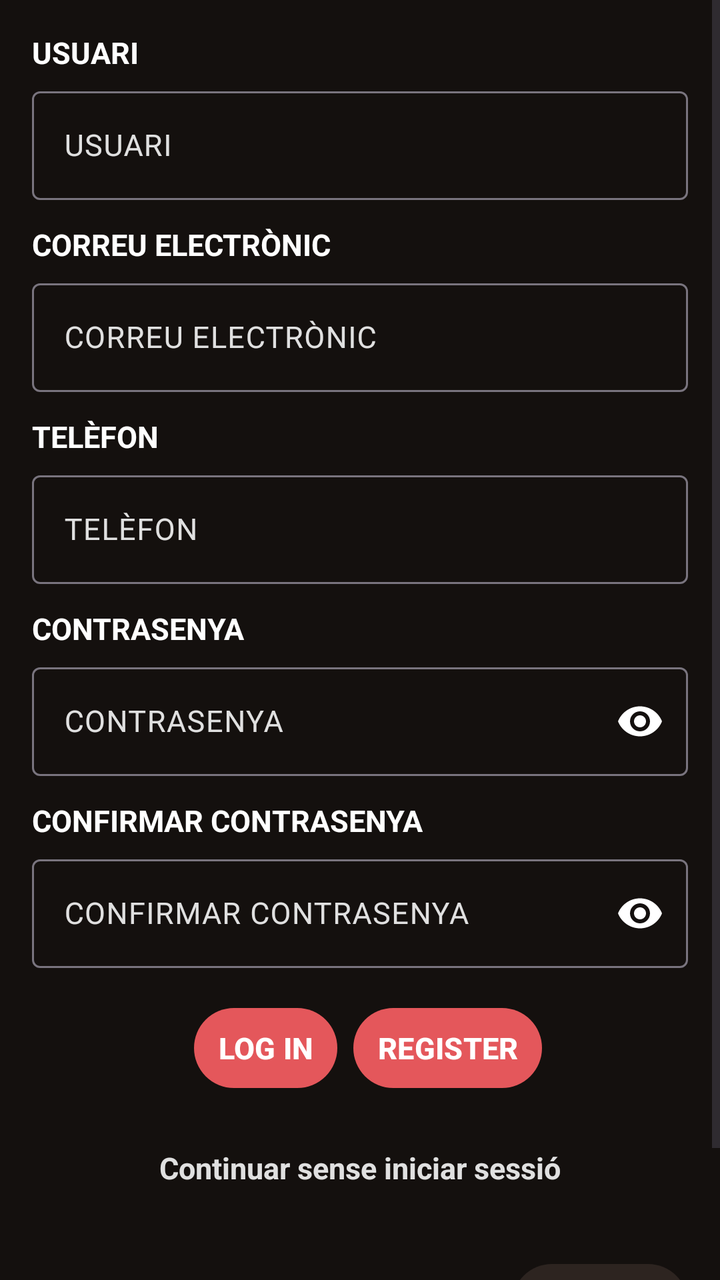
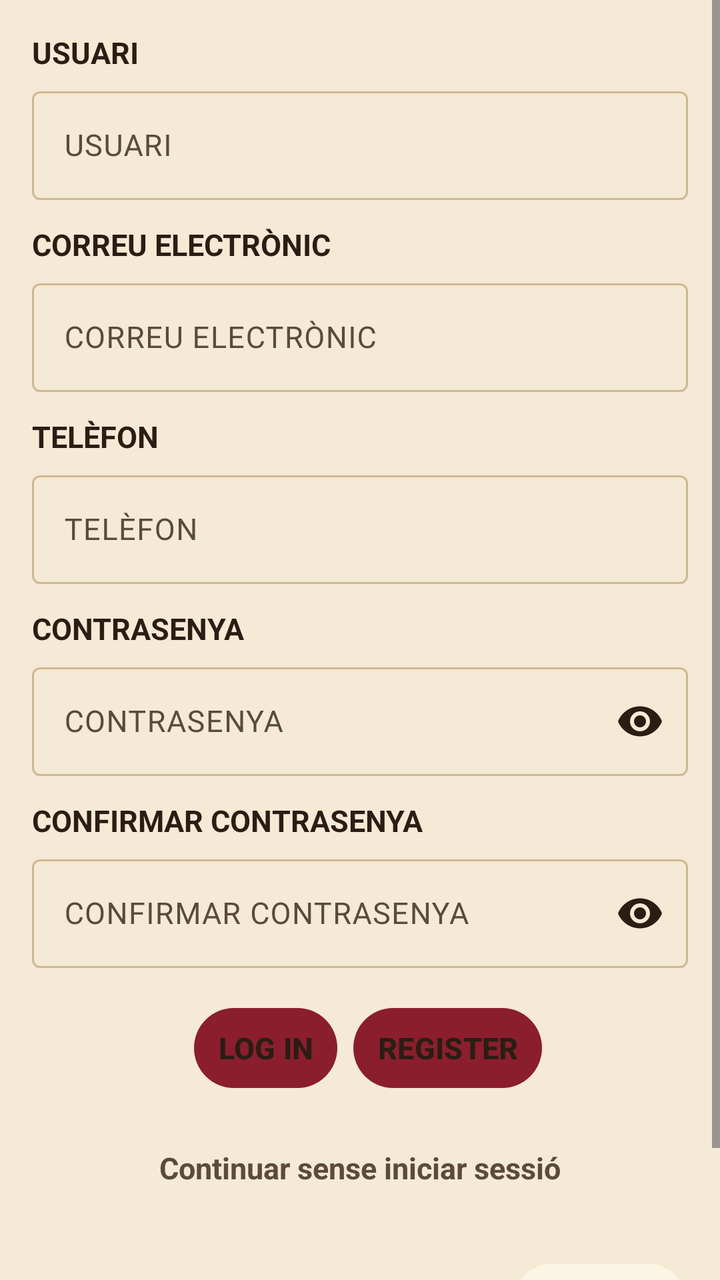

The first picture is an Android layout as it rendered before a commit; the second is the same layout after the commit. The layout source and the unified diff follow.
<!-- AndroidManifest.xml: application theme Theme.DnDiceCompanion -->
<!-- res/layout/register.xml -->
<?xml version="1.0" encoding="utf-8"?>
<ScrollView xmlns:android="http://schemas.android.com/apk/res/android"
    xmlns:app="http://schemas.android.com/apk/res-auto"
    android:id="@+id/scroll_register"
    android:layout_width="match_parent"
    android:layout_height="match_parent"
    android:background="@color/backgroud"
    android:fillViewport="true">

    <LinearLayout
        android:id="@+id/main_register"
        android:layout_width="match_parent"
        android:layout_height="wrap_content"
        android:orientation="vertical"
        android:gravity="center"
        android:padding="16dp">

        <TextView
            android:id="@+id/lbl_usuari"
            android:layout_width="match_parent"
            android:layout_height="wrap_content"
            android:textSize="15sp"
            android:textStyle="bold"
            android:textColor="@color/colorText"
            android:layout_marginBottom="4dp"
            android:labelFor="@+id/et_usuari"
            android:text="@string/user" />

        <com.google.android.material.textfield.TextInputLayout
            android:id="@+id/til_usuari"
            android:layout_width="match_parent"
            android:layout_height="wrap_content"
            android:layout_marginBottom="12dp"
            android:hint="@string/user"
            android:textColorHint="@color/textSecundari"
            app:hintTextColor="@color/colorText">

            <com.google.android.material.textfield.TextInputEditText
                android:id="@+id/et_usuari"
                android:layout_width="match_parent"
                android:layout_height="wrap_content"
                android:inputType="textPersonName"
                android:textColor="@color/colorText"
                android:textSize="15sp" />

        </com.google.android.material.textfield.TextInputLayout>

        <TextView
            android:id="@+id/lbl_email"
            android:layout_width="match_parent"
            android:layout_height="wrap_content"
            android:textSize="15sp"
            android:textStyle="bold"
            android:textColor="@color/colorText"
            android:layout_marginBottom="4dp"
            android:labelFor="@+id/et_email"
            android:text="@string/email" />

        <com.google.android.material.textfield.TextInputLayout
            android:id="@+id/til_email"
            android:layout_width="match_parent"
            android:layout_height="wrap_content"
            android:layout_marginBottom="12dp"
            android:hint="@string/email"
            android:textColorHint="@color/textSecundari"
            app:hintTextColor="@color/colorText">

            <com.google.android.material.textfield.TextInputEditText
                android:id="@+id/et_email"
                android:layout_width="match_parent"
                android:layout_height="wrap_content"
                android:inputType="textEmailAddress"
                android:textColor="@color/colorText"
                android:textSize="15sp" />

        </com.google.android.material.textfield.TextInputLayout>

        <TextView
            android:id="@+id/lbl_telefon"
            android:layout_width="match_parent"
            android:layout_height="wrap_content"
            android:textSize="15sp"
            android:textStyle="bold"
            android:textColor="@color/colorText"
            android:layout_marginBottom="4dp"
            android:labelFor="@+id/et_telefon"
            android:text="@string/phone" />

        <com.google.android.material.textfield.TextInputLayout
            android:id="@+id/til_telefon"
            android:layout_width="match_parent"
            android:layout_height="wrap_content"
            android:layout_marginBottom="12dp"
            android:hint="@string/phone"
            android:textColorHint="@color/textSecundari"
            app:hintTextColor="@color/colorText">

            <com.google.android.material.textfield.TextInputEditText
                android:id="@+id/et_telefon"
                android:layout_width="match_parent"
                android:layout_height="wrap_content"
                android:inputType="phone"
                android:textColor="@color/colorText"
                android:textSize="15sp" />

        </com.google.android.material.textfield.TextInputLayout>

        <TextView
            android:id="@+id/lbl_contrasenya"
            android:layout_width="match_parent"
            android:layout_height="wrap_content"
            android:textSize="15sp"
            android:textStyle="bold"
            android:textColor="@color/colorText"
            android:layout_marginBottom="4dp"
            android:labelFor="@+id/et_contrasenya"
            android:text="@string/pwd" />

        <com.google.android.material.textfield.TextInputLayout
            android:id="@+id/til_contrasenya"
            android:layout_width="match_parent"
            android:layout_height="wrap_content"
            android:layout_marginBottom="12dp"
            android:hint="@string/pwd"
            android:textColorHint="@color/textSecundari"
            app:hintTextColor="@color/colorText"
            app:passwordToggleEnabled="true"
            app:passwordToggleTint="@color/colorText">

            <com.google.android.material.textfield.TextInputEditText
                android:id="@+id/et_contrasenya"
                android:layout_width="match_parent"
                android:layout_height="wrap_content"
                android:inputType="textPassword"
                android:textColor="@color/colorText"
                android:textSize="15sp" />

        </com.google.android.material.textfield.TextInputLayout>

        <TextView
            android:id="@+id/lbl_confirmar_contrasenya"
            android:layout_width="match_parent"
            android:layout_height="wrap_content"
            android:textSize="15sp"
            android:textStyle="bold"
            android:textColor="@color/colorText"
            android:layout_marginBottom="4dp"
            android:labelFor="@+id/et_confirmar_contrasenya"
            android:text="@string/confirm_pwd" />

        <com.google.android.material.textfield.TextInputLayout
            android:id="@+id/til_confirmar_contrasenya"
            android:layout_width="match_parent"
            android:layout_height="wrap_content"
            android:layout_marginBottom="16dp"
            android:hint="@string/confirm_pwd"
            android:textColorHint="@color/textSecundari"
            app:hintTextColor="@color/colorText"
            app:passwordToggleEnabled="true"
            app:passwordToggleTint="@color/colorText">

            <com.google.android.material.textfield.TextInputEditText
                android:id="@+id/et_confirmar_contrasenya"
                android:layout_width="match_parent"
                android:layout_height="wrap_content"
                android:inputType="textPassword"
                android:textColor="@color/colorText"
                android:textSize="15sp" />

        </com.google.android.material.textfield.TextInputLayout>

        <LinearLayout
            android:id="@+id/layout_botons"
            android:layout_width="match_parent"
            android:layout_height="wrap_content"
            android:orientation="horizontal"
            android:gravity="center"
            android:layout_marginBottom="12dp"
            style="?android:attr/buttonBarStyle">

            <com.google.android.material.button.MaterialButton
                android:id="@+id/btn_entrar"
                android:layout_width="wrap_content"
                android:layout_height="wrap_content"
                android:textSize="15sp"
                android:textStyle="bold"
                android:text="@string/log"
                android:textColor="@color/colorText"
                android:contentDescription="@string/btn_login_desc"
                app:backgroundTint="@color/buttonColor"
                app:cornerRadius="20dp"
                style="?android:attr/buttonBarButtonStyle"/>

            <com.google.android.material.button.MaterialButton
                android:id="@+id/btn_registre"
                android:layout_width="wrap_content"
                android:layout_height="wrap_content"
                android:textSize="15sp"
                android:textStyle="bold"
                android:text="@string/reg"
                android:textColor="@color/colorText"
                android:contentDescription="@string/btn_register_desc"
                app:backgroundTint="@color/buttonColor"
                app:cornerRadius="20dp"
                style="?android:attr/buttonBarButtonStyle"/>
        </LinearLayout>

        <TextView
            android:id="@+id/noLogin"
            android:layout_width="wrap_content"
            android:layout_height="wrap_content"
            android:textSize="15sp"
            android:textStyle="bold"
            android:text="@string/noLogIn"
            android:textColor="@color/textSecundari"
            android:contentDescription="@string/btn_no_login_desc"
            android:clickable="true"
            android:focusable="true"
            android:minHeight="48dp"
            android:gravity="center"
            android:paddingStart="12dp"
            android:paddingEnd="12dp"
            android:layout_marginBottom="24dp" />

        <LinearLayout
            android:id="@+id/layout_preferencies"
            android:layout_width="match_parent"
            android:layout_height="wrap_content"
            android:orientation="vertical"
            android:gravity="end">

            <com.google.android.material.button.MaterialButton
                android:id="@+id/btn_preferencies"
                android:layout_width="wrap_content"
                android:layout_height="wrap_content"
                android:contentDescription="@string/pref"
                android:padding="10dp"
                android:insetTop="0dp"
                android:insetBottom="0dp"
                android:insetLeft="0dp"
                android:insetRight="0dp"
                app:backgroundTint="@color/cardBackground"
                app:icon="@drawable/settings"
                app:iconGravity="textStart"
                app:iconPadding="0dp"
                app:cornerRadius="20dp" />

            <TextView
                android:id="@+id/lbl_preferencies"
                android:layout_width="wrap_content"
                android:layout_height="wrap_content"
                android:textSize="13sp"
                android:textStyle="bold"
                android:gravity="center"
                android:textColor="@color/textSecundari"
                android:text="@string/pref" />
        </LinearLayout>

    </LinearLayout>
</ScrollView>
<!-- resources referenced by this layout -->
<resources>
  <color name="backgroud">#14100E</color>
  <color name="buttonColor">#E4575B</color>
  <color name="cardBackground">#2D2420</color>
  <color name="colorText">#FFFFFF</color>
  <color name="textSecundari">#E0E0E0</color>
  <!-- drawable settings (drawable) -->
  <vector xmlns:android="http://schemas.android.com/apk/res/android" android:height="24dp" android:tint="#000000" android:viewportHeight="24" android:viewportWidth="24" android:width="24dp">
      <path android:fillColor="@android:color/white" android:pathData="M19.14,12.94c0.04,-0.3 0.06,-0.61 0.06,-0.94c0,-0.32 -0.02,-0.64 -0.07,-0.94l2.03,-1.58c0.18,-0.14 0.23,-0.41 0.12,-0.61l-1.92,-3.32c-0.12,-0.22 -0.37,-0.29 -0.59,-0.22l-2.39,0.96c-0.5,-0.38 -1.03,-0.7 -1.62,-0.94L14.4,2.81c-0.04,-0.24 -0.24,-0.41 -0.48,-0.41h-3.84c-0.24,0 -0.43,0.17 -0.47,0.41L9.25,5.35C8.66,5.59 8.12,5.92 7.63,6.29L5.24,5.33c-0.22,-0.08 -0.47,0 -0.59,0.22L2.74,8.87C2.62,9.08 2.66,9.34 2.86,9.48l2.03,1.58C4.84,11.36 4.8,11.69 4.8,12s0.02,0.64 0.07,0.94l-2.03,1.58c-0.18,0.14 -0.23,0.41 -0.12,0.61l1.92,3.32c0.12,0.22 0.37,0.29 0.59,0.22l2.39,-0.96c0.5,0.38 1.03,0.7 1.62,0.94l0.36,2.54c0.05,0.24 0.24,0.41 0.48,0.41h3.84c0.24,0 0.44,-0.17 0.47,-0.41l0.36,-2.54c0.59,-0.24 1.13,-0.56 1.62,-0.94l2.39,0.96c0.22,0.08 0.47,0 0.59,-0.22l1.92,-3.32c0.12,-0.22 0.07,-0.47 -0.12,-0.61L19.14,12.94zM12,15.6c-1.98,0 -3.6,-1.62 -3.6,-3.6s1.62,-3.6 3.6,-3.6s3.6,1.62 3.6,3.6S13.98,15.6 12,15.6z"/>
  </vector>
  <string name="btn_login_desc">Iniciar sessió</string>
  <string name="btn_no_login_desc">Continuar sense iniciar sessió</string>
  <string name="btn_register_desc">Registrar-se</string>
  <string name="confirm_pwd">CONFIRMAR CONTRASENYA</string>
  <string name="email">CORREU ELECTRÒNIC</string>
  <string name="log">LOG IN</string>
  <string name="noLogIn">Continuar sense iniciar sessió</string>
  <string name="phone">TELÈFON</string>
  <string name="pref">Preferencies</string>
  <string name="pwd">CONTRASENYA</string>
  <string name="reg">REGISTER</string>
  <string name="user">USUARI</string>
  <style name="Theme.DnDiceCompanion" parent="Base.Theme.DnDiceCompanion" />
  <style name="Base.Theme.DnDiceCompanion" parent="Theme.Material3.DayNight.NoActionBar">
      </style>
</resources>

<!-- the commit's change to res/layout/register.xml (unified diff, before → after) -->
@@ -4,7 +4,7 @@
     android:id="@+id/scroll_register"
     android:layout_width="match_parent"
     android:layout_height="match_parent"
-    android:background="@color/backgroud"
+    android:background="?attr/android:windowBackground"
     android:fillViewport="true">
 
     <LinearLayout
@@ -21,7 +21,7 @@
             android:layout_height="wrap_content"
             android:textSize="15sp"
             android:textStyle="bold"
-            android:textColor="@color/colorText"
+            android:textColor="?attr/colorOnSurface"
             android:layout_marginBottom="4dp"
             android:labelFor="@+id/et_usuari"
             android:text="@string/user" />
@@ -32,15 +32,15 @@
             android:layout_height="wrap_content"
             android:layout_marginBottom="12dp"
             android:hint="@string/user"
-            android:textColorHint="@color/textSecundari"
-            app:hintTextColor="@color/colorText">
+            android:textColorHint="?attr/colorOnSurfaceVariant"
+            app:hintTextColor="?attr/colorOnSurface">
 
             <com.google.android.material.textfield.TextInputEditText
                 android:id="@+id/et_usuari"
                 android:layout_width="match_parent"
                 android:layout_height="wrap_content"
                 android:inputType="textPersonName"
-                android:textColor="@color/colorText"
+                android:textColor="?attr/colorOnSurface"
                 android:textSize="15sp" />
 
         </com.google.android.material.textfield.TextInputLayout>
@@ -51,7 +51,7 @@
             android:layout_height="wrap_content"
             android:textSize="15sp"
             android:textStyle="bold"
-            android:textColor="@color/colorText"
+            android:textColor="?attr/colorOnSurface"
             android:layout_marginBottom="4dp"
             android:labelFor="@+id/et_email"
             android:text="@string/email" />
@@ -62,15 +62,15 @@
             android:layout_height="wrap_content"
             android:layout_marginBottom="12dp"
             android:hint="@string/email"
-            android:textColorHint="@color/textSecundari"
-            app:hintTextColor="@color/colorText">
+            android:textColorHint="?attr/colorOnSurfaceVariant"
+            app:hintTextColor="?attr/colorOnSurface">
 
             <com.google.android.material.textfield.TextInputEditText
                 android:id="@+id/et_email"
                 android:layout_width="match_parent"
                 android:layout_height="wrap_content"
                 android:inputType="textEmailAddress"
-                android:textColor="@color/colorText"
+                android:textColor="?attr/colorOnSurface"
                 android:textSize="15sp" />
 
         </com.google.android.material.textfield.TextInputLayout>
@@ -81,7 +81,7 @@
             android:layout_height="wrap_content"
             android:textSize="15sp"
             android:textStyle="bold"
-            android:textColor="@color/colorText"
+            android:textColor="?attr/colorOnSurface"
             android:layout_marginBottom="4dp"
             android:labelFor="@+id/et_telefon"
             android:text="@string/phone" />
@@ -92,15 +92,15 @@
             android:layout_height="wrap_content"
             android:layout_marginBottom="12dp"
             android:hint="@string/phone"
-            android:textColorHint="@color/textSecundari"
-            app:hintTextColor="@color/colorText">
+            android:textColorHint="?attr/colorOnSurfaceVariant"
+            app:hintTextColor="?attr/colorOnSurface">
 
             <com.google.android.material.textfield.TextInputEditText
                 android:id="@+id/et_telefon"
                 android:layout_width="match_parent"
                 android:layout_height="wrap_content"
                 android:inputType="phone"
-                android:textColor="@color/colorText"
+                android:textColor="?attr/colorOnSurface"
                 android:textSize="15sp" />
 
         </com.google.android.material.textfield.TextInputLayout>
@@ -111,7 +111,7 @@
             android:layout_height="wrap_content"
             android:textSize="15sp"
             android:textStyle="bold"
-            android:textColor="@color/colorText"
+            android:textColor="?attr/colorOnSurface"
             android:layout_marginBottom="4dp"
             android:labelFor="@+id/et_contrasenya"
             android:text="@string/pwd" />
@@ -122,17 +122,17 @@
             android:layout_height="wrap_content"
             android:layout_marginBottom="12dp"
             android:hint="@string/pwd"
-            android:textColorHint="@color/textSecundari"
-            app:hintTextColor="@color/colorText"
+            android:textColorHint="?attr/colorOnSurfaceVariant"
+            app:hintTextColor="?attr/colorOnSurface"
             app:passwordToggleEnabled="true"
-            app:passwordToggleTint="@color/colorText">
+            app:passwordToggleTint="?attr/colorOnSurface">
 
             <com.google.android.material.textfield.TextInputEditText
                 android:id="@+id/et_contrasenya"
                 android:layout_width="match_parent"
                 android:layout_height="wrap_content"
                 android:inputType="textPassword"
-                android:textColor="@color/colorText"
+                android:textColor="?attr/colorOnSurface"
                 android:textSize="15sp" />
 
         </com.google.android.material.textfield.TextInputLayout>
@@ -143,7 +143,7 @@
             android:layout_height="wrap_content"
             android:textSize="15sp"
             android:textStyle="bold"
-            android:textColor="@color/colorText"
+            android:textColor="?attr/colorOnSurface"
             android:layout_marginBottom="4dp"
             android:labelFor="@+id/et_confirmar_contrasenya"
             android:text="@string/confirm_pwd" />
@@ -154,17 +154,17 @@
             android:layout_height="wrap_content"
             android:layout_marginBottom="16dp"
             android:hint="@string/confirm_pwd"
-            android:textColorHint="@color/textSecundari"
-            app:hintTextColor="@color/colorText"
+            android:textColorHint="?attr/colorOnSurfaceVariant"
+            app:hintTextColor="?attr/colorOnSurface"
             app:passwordToggleEnabled="true"
-            app:passwordToggleTint="@color/colorText">
+            app:passwordToggleTint="?attr/colorOnSurface">
 
             <com.google.android.material.textfield.TextInputEditText
                 android:id="@+id/et_confirmar_contrasenya"
                 android:layout_width="match_parent"
                 android:layout_height="wrap_content"
                 android:inputType="textPassword"
-                android:textColor="@color/colorText"
+                android:textColor="?attr/colorOnSurface"
                 android:textSize="15sp" />
 
         </com.google.android.material.textfield.TextInputLayout>
@@ -185,9 +185,9 @@
                 android:textSize="15sp"
                 android:textStyle="bold"
                 android:text="@string/log"
-                android:textColor="@color/colorText"
+                android:textColor="?attr/colorOnSurface"
                 android:contentDescription="@string/btn_login_desc"
-                app:backgroundTint="@color/buttonColor"
+                app:backgroundTint="?attr/colorPrimary"
                 app:cornerRadius="20dp"
                 style="?android:attr/buttonBarButtonStyle"/>
 
@@ -198,9 +198,9 @@
                 android:textSize="15sp"
                 android:textStyle="bold"
                 android:text="@string/reg"
-                android:textColor="@color/colorText"
+                android:textColor="?attr/colorOnSurface"
                 android:contentDescription="@string/btn_register_desc"
-                app:backgroundTint="@color/buttonColor"
+                app:backgroundTint="?attr/colorPrimary"
                 app:cornerRadius="20dp"
                 style="?android:attr/buttonBarButtonStyle"/>
         </LinearLayout>
@@ -212,7 +212,7 @@
             android:textSize="15sp"
             android:textStyle="bold"
             android:text="@string/noLogIn"
-            android:textColor="@color/textSecundari"
+            android:textColor="?attr/colorOnSurfaceVariant"
             android:contentDescription="@string/btn_no_login_desc"
             android:clickable="true"
             android:focusable="true"
@@ -239,7 +239,7 @@
                 android:insetBottom="0dp"
                 android:insetLeft="0dp"
                 android:insetRight="0dp"
-                app:backgroundTint="@color/cardBackground"
+                app:backgroundTint="?attr/colorSurface"
                 app:icon="@drawable/settings"
                 app:iconGravity="textStart"
                 app:iconPadding="0dp"
@@ -252,7 +252,7 @@
                 android:textSize="13sp"
                 android:textStyle="bold"
                 android:gravity="center"
-                android:textColor="@color/textSecundari"
+                android:textColor="?attr/colorOnSurfaceVariant"
                 android:text="@string/pref" />
         </LinearLayout>
 
<!-- resource entries referenced after the edit -->
@@ -1,10 +1,5 @@
 <!-- resources referenced by this layout -->
 <resources>
-  <color name="backgroud">#14100E</color>
-  <color name="buttonColor">#E4575B</color>
-  <color name="cardBackground">#2D2420</color>
-  <color name="colorText">#FFFFFF</color>
-  <color name="textSecundari">#E0E0E0</color>
   <!-- drawable settings (drawable) -->
   <vector xmlns:android="http://schemas.android.com/apk/res/android" android:height="24dp" android:tint="#000000" android:viewportHeight="24" android:viewportWidth="24" android:width="24dp">
       <path android:fillColor="@android:color/white" android:pathData="M19.14,12.94c0.04,-0.3 0.06,-0.61 0.06,-0.94c0,-0.32 -0.02,-0.64 -0.07,-0.94l2.03,-1.58c0.18,-0.14 0.23,-0.41 0.12,-0.61l-1.92,-3.32c-0.12,-0.22 -0.37,-0.29 -0.59,-0.22l-2.39,0.96c-0.5,-0.38 -1.03,-0.7 -1.62,-0.94L14.4,2.81c-0.04,-0.24 -0.24,-0.41 -0.48,-0.41h-3.84c-0.24,0 -0.43,0.17 -0.47,0.41L9.25,5.35C8.66,5.59 8.12,5.92 7.63,6.29L5.24,5.33c-0.22,-0.08 -0.47,0 -0.59,0.22L2.74,8.87C2.62,9.08 2.66,9.34 2.86,9.48l2.03,1.58C4.84,11.36 4.8,11.69 4.8,12s0.02,0.64 0.07,0.94l-2.03,1.58c-0.18,0.14 -0.23,0.41 -0.12,0.61l1.92,3.32c0.12,0.22 0.37,0.29 0.59,0.22l2.39,-0.96c0.5,0.38 1.03,0.7 1.62,0.94l0.36,2.54c0.05,0.24 0.24,0.41 0.48,0.41h3.84c0.24,0 0.44,-0.17 0.47,-0.41l0.36,-2.54c0.59,-0.24 1.13,-0.56 1.62,-0.94l2.39,0.96c0.22,0.08 0.47,0 0.59,-0.22l1.92,-3.32c0.12,-0.22 0.07,-0.47 -0.12,-0.61L19.14,12.94zM12,15.6c-1.98,0 -3.6,-1.62 -3.6,-3.6s1.62,-3.6 3.6,-3.6s3.6,1.62 3.6,3.6S13.98,15.6 12,15.6z"/>
@@ -23,6 +18,22 @@
   <string name="user">USUARI</string>
   <style name="Theme.DnDiceCompanion" parent="Base.Theme.DnDiceCompanion" />
   <style name="Base.Theme.DnDiceCompanion" parent="Theme.Material3.DayNight.NoActionBar">
+          <item name="colorPrimary">@color/primari_roig_drac_clar</item>
+          <item name="colorSecondary">@color/secundari_or_clar</item>
+          <item name="colorTertiary">@color/accent_arca_clar</item>
+          <item name="android:windowBackground">@color/fons_clar</item>
+          <item name="colorSurface">@color/superficie_clar</item>
+          <item name="colorOnSurface">@color/text_principal_clar</item>
+          <item name="colorOnSurfaceVariant">@color/text_secundari_clar</item>
+          <item name="colorOutline">@color/vora_clar</item>
       </style>
+  <color name="primari_roig_drac_clar">#8B1E2D</color>
+  <color name="secundari_or_clar">#B8862B</color>
+  <color name="accent_arca_clar">#5B3A8C</color>
+  <color name="fons_clar">#F4EAD5</color>
+  <color name="superficie_clar">#FBF5E6</color>
+  <color name="text_principal_clar">#2B1D14</color>
+  <color name="text_secundari_clar">#5C4A3A</color>
+  <color name="vora_clar">#CDB894</color>
 </resources>
 
